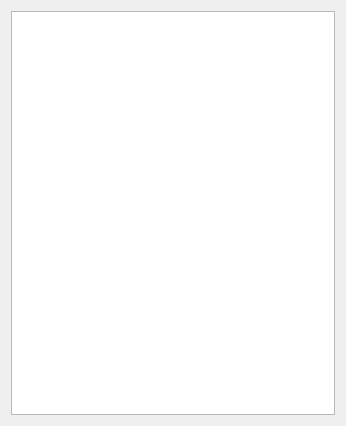
First picture: the form in Client/onlineuser.ui, repository 23Lm-star/QT-, before the edit.
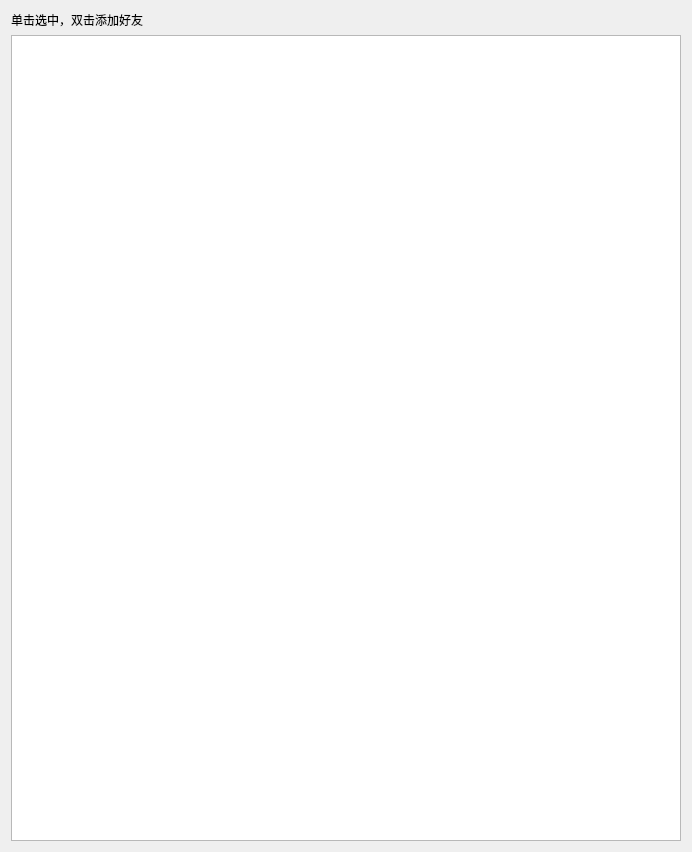
Second picture: the form after the edit. Icons and pictures are not drawn.

What changed in the file:
```diff
--- a/Client/onlineuser.ui
+++ b/Client/onlineuser.ui
@@ -6,8 +6,8 @@
    <rect>
     <x>0</x>
     <y>0</y>
-    <width>346</width>
-    <height>426</height>
+    <width>692</width>
+    <height>852</height>
    </rect>
   </property>
   <property name="windowTitle">
@@ -18,6 +18,16 @@
     <normaloff>:/online.png</normaloff>:/online.png</iconset>
   </property>
   <layout class="QVBoxLayout" name="verticalLayout">
+   <item>
+    <widget class="QLabel" name="hintLabel">
+     <property name="text">
+      <string>单击选中，双击添加好友</string>
+     </property>
+     <property name="wordWrap">
+      <bool>true</bool>
+     </property>
+    </widget>
+   </item>
    <item>
     <widget class="QListWidget" name="listWidget"/>
    </item>
```
